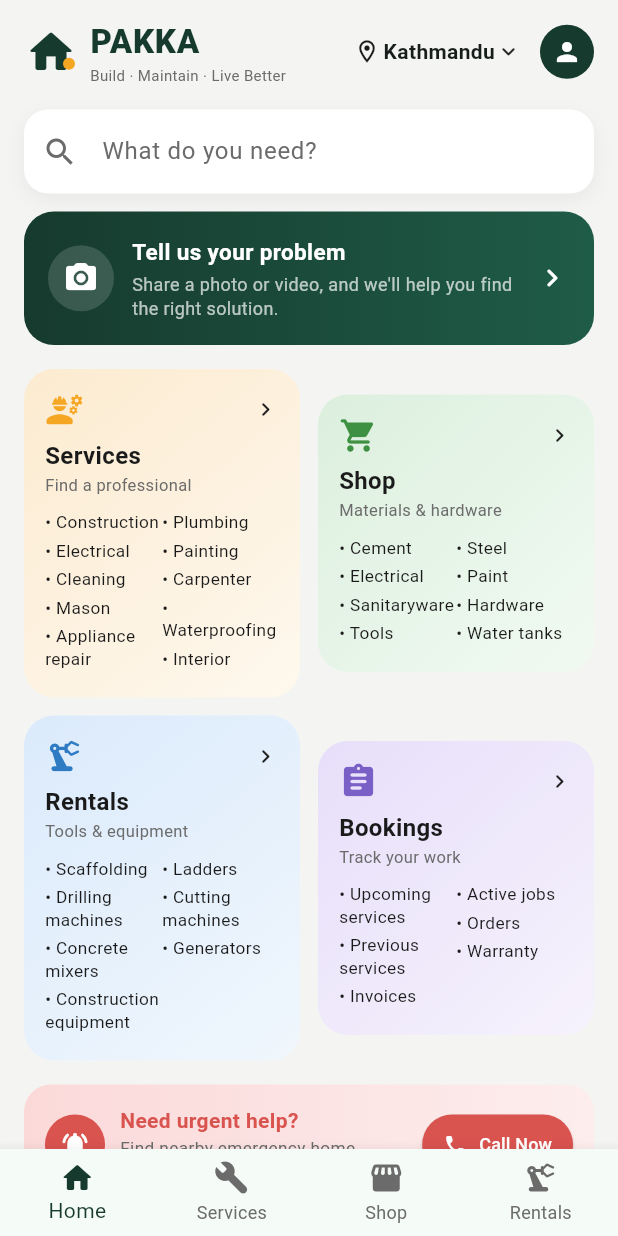
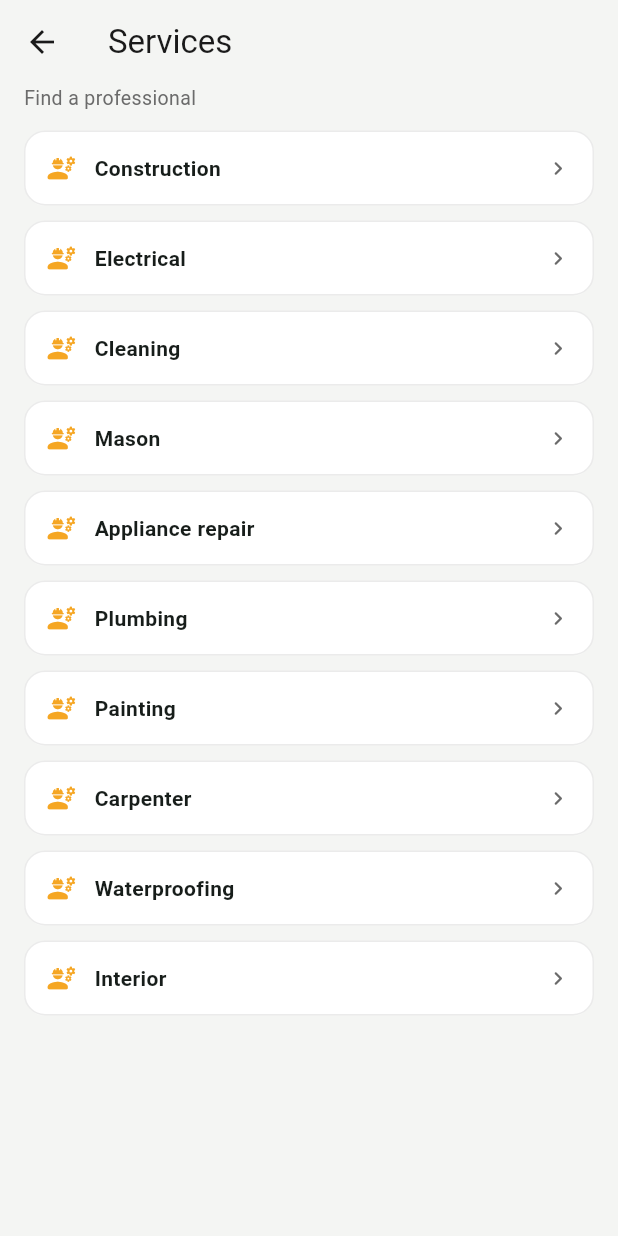
Before and after one commit to physioxapp1-sys/pakka-homes, a Flutter app: the screen it shows after launch, after a tap on "Services", on a phone screen of 412 x 824 dp. Run offline on Flutter 3.47's test engine with Material 3 defaults, Android fonts, the phone set to English and light mode, and no system bars.

Commit message:
Make dashboard cards navigate instead of using a bottom nav
Removes the bottom navigation bar; tapping the Services, Shop,
Rentals, or Bookings card now pushes a shared CategoryScreen listing
that card's items, with a back button to return home.

Co-Authored-By: Claude Sonnet 5 <noreply@anthropic.com>

```diff
--- /dev/null
+++ b/lib/screens/category_screen.dart
@@ -0,0 +1,77 @@
+import 'package:flutter/material.dart';
+
+import '../theme/app_colors.dart';
+
+class CategoryScreen extends StatelessWidget {
+  const CategoryScreen({
+    super.key,
+    required this.title,
+    required this.subtitle,
+    required this.icon,
+    required this.iconColor,
+    required this.items,
+  });
+
+  final String title;
+  final String subtitle;
+  final IconData icon;
+  final Color iconColor;
+  final List<String> items;
+
+  @override
+  Widget build(BuildContext context) {
+    return Scaffold(
+      backgroundColor: AppColors.background,
+      appBar: AppBar(
+        backgroundColor: AppColors.background,
+        elevation: 0,
+        foregroundColor: AppColors.textPrimary,
+        title: Text(title),
+      ),
+      body: Column(
+        crossAxisAlignment: CrossAxisAlignment.start,
+        children: [
+          Padding(
+            padding: const EdgeInsets.fromLTRB(16, 0, 16, 12),
+            child: Text(
+              subtitle,
+              style: const TextStyle(fontSize: 13, color: AppColors.textSecondary),
+            ),
+          ),
+          Expanded(
+            child: ListView.separated(
+              padding: const EdgeInsets.fromLTRB(16, 0, 16, 16),
+              itemCount: items.length,
+              separatorBuilder: (_, __) => const SizedBox(height: 10),
+              itemBuilder: (context, index) => InkWell(
+                borderRadius: BorderRadius.circular(14),
+                onTap: () {},
+                child: Container(
+                  padding: const EdgeInsets.all(14),
+                  decoration: BoxDecoration(
+                    color: Colors.white,
+                    borderRadius: BorderRadius.circular(14),
+                    border: Border.all(color: AppColors.cardBorder),
+                  ),
+                  child: Row(
+                    children: [
+                      Icon(icon, color: iconColor, size: 20),
+                      const SizedBox(width: 12),
+                      Expanded(
+                        child: Text(
+                          items[index],
+                          style: const TextStyle(fontSize: 14, fontWeight: FontWeight.w600),
+                        ),
+                      ),
+                      const Icon(Icons.chevron_right_rounded, color: AppColors.textSecondary, size: 18),
+                    ],
+                  ),
+                ),
+              ),
+            ),
+          ),
+        ],
+      ),
+    );
+  }
+}
--- a/lib/screens/home_screen.dart
+++ b/lib/screens/home_screen.dart
@@ -1,56 +1,16 @@
 import 'package:flutter/material.dart';
 
 import '../theme/app_colors.dart';
+import 'category_screen.dart';
 
-class HomeScreen extends StatefulWidget {
+class HomeScreen extends StatelessWidget {
   const HomeScreen({super.key});
 
   @override
-  State<HomeScreen> createState() => _HomeScreenState();
-}
-
-class _HomeScreenState extends State<HomeScreen> {
-  int _tabIndex = 0;
-
-  static const _tabs = ['Home', 'Services', 'Shop', 'Rentals'];
-  static const _tabIcons = [
-    Icons.home_rounded,
-    Icons.build_rounded,
-    Icons.storefront_rounded,
-    Icons.precision_manufacturing_rounded,
-  ];
-
-  @override
   Widget build(BuildContext context) {
-    return Scaffold(
+    return const Scaffold(
       backgroundColor: AppColors.background,
-      body: SafeArea(
-        child: _tabIndex == 0
-            ? const _HomeTab()
-            : Center(
-                child: Text(
-                  '${_tabs[_tabIndex]} — coming soon',
-                  style: const TextStyle(
-                    fontSize: 16,
-                    color: AppColors.textSecondary,
-                  ),
-                ),
-              ),
-      ),
-      bottomNavigationBar: BottomNavigationBar(
-        currentIndex: _tabIndex,
-        onTap: (index) => setState(() => _tabIndex = index),
-        selectedItemColor: AppColors.primary,
-        unselectedItemColor: AppColors.textSecondary,
-        type: BottomNavigationBarType.fixed,
-        items: List.generate(
-          _tabs.length,
-          (i) => BottomNavigationBarItem(
-            icon: Icon(_tabIcons[i]),
-            label: _tabs[i],
-          ),
-        ),
-      ),
+      body: SafeArea(child: _HomeTab()),
     );
   }
 }
@@ -258,14 +218,23 @@ class _ProblemBanner extends StatelessWidget {
 class _ServiceCardGrid extends StatelessWidget {
   const _ServiceCardGrid();
 
+  void _open(BuildContext context, _DashboardCard card) {
+    Navigator.of(context).push(
+      MaterialPageRoute(
+        builder: (_) => CategoryScreen(
+          title: card.title,
+          subtitle: card.subtitle,
+          icon: card.icon,
+          iconColor: card.iconColor,
+          items: [...card.columnA, ...card.columnB],
+        ),
+      ),
+    );
+  }
+
   @override
   Widget build(BuildContext context) {
-    return Column(
-      children: const [
-        Row(
-          children: [
-            Expanded(
-              child: _DashboardCard(
+    const services = _DashboardCard(
       icon: Icons.engineering_rounded,
       iconColor: AppColors.accentOrange,
       title: 'Services',
@@ -273,11 +242,8 @@ class _ServiceCardGrid extends StatelessWidget {
       gradient: AppColors.servicesGradient,
       columnA: ['Construction', 'Electrical', 'Cleaning', 'Mason', 'Appliance repair'],
       columnB: ['Plumbing', 'Painting', 'Carpenter', 'Waterproofing', 'Interior'],
-              ),
-            ),
-            SizedBox(width: 12),
-            Expanded(
-              child: _DashboardCard(
+    );
+    const shop = _DashboardCard(
       icon: Icons.shopping_cart_rounded,
       iconColor: Color(0xFF3E9142),
       title: 'Shop',
@@ -285,15 +251,8 @@ class _ServiceCardGrid extends StatelessWidget {
       gradient: AppColors.shopGradient,
       columnA: ['Cement', 'Electrical', 'Sanitaryware', 'Tools'],
       columnB: ['Steel', 'Paint', 'Hardware', 'Water tanks'],
-              ),
-            ),
-          ],
-        ),
-        SizedBox(height: 12),
-        Row(
-          children: [
-            Expanded(
-              child: _DashboardCard(
+    );
+    const rentals = _DashboardCard(
       icon: Icons.precision_manufacturing_rounded,
       iconColor: Color(0xFF2E7BC4),
       title: 'Rentals',
@@ -301,11 +260,8 @@ class _ServiceCardGrid extends StatelessWidget {
       gradient: AppColors.rentalsGradient,
       columnA: ['Scaffolding', 'Drilling machines', 'Concrete mixers', 'Construction equipment'],
       columnB: ['Ladders', 'Cutting machines', 'Generators'],
-              ),
-            ),
-            SizedBox(width: 12),
-            Expanded(
-              child: _DashboardCard(
+    );
+    const bookings = _DashboardCard(
       icon: Icons.assignment_rounded,
       iconColor: Color(0xFF7A5FC7),
       title: 'Bookings',
@@ -313,6 +269,45 @@ class _ServiceCardGrid extends StatelessWidget {
       gradient: AppColors.bookingsGradient,
       columnA: ['Upcoming services', 'Previous services', 'Invoices'],
       columnB: ['Active jobs', 'Orders', 'Warranty'],
+    );
+
+    return Column(
+      children: [
+        Row(
+          children: [
+            Expanded(
+              child: InkWell(
+                borderRadius: BorderRadius.circular(20),
+                onTap: () => _open(context, services),
+                child: services,
+              ),
+            ),
+            const SizedBox(width: 12),
+            Expanded(
+              child: InkWell(
+                borderRadius: BorderRadius.circular(20),
+                onTap: () => _open(context, shop),
+                child: shop,
+              ),
+            ),
+          ],
+        ),
+        const SizedBox(height: 12),
+        Row(
+          children: [
+            Expanded(
+              child: InkWell(
+                borderRadius: BorderRadius.circular(20),
+                onTap: () => _open(context, rentals),
+                child: rentals,
+              ),
+            ),
+            const SizedBox(width: 12),
+            Expanded(
+              child: InkWell(
+                borderRadius: BorderRadius.circular(20),
+                onTap: () => _open(context, bookings),
+                child: bookings,
               ),
             ),
           ],
@@ -343,10 +338,7 @@ class _DashboardCard extends StatelessWidget {
 
   @override
   Widget build(BuildContext context) {
-    return InkWell(
-      borderRadius: BorderRadius.circular(20),
-      onTap: () {},
-      child: Container(
+    return Container(
       padding: const EdgeInsets.all(14),
       decoration: BoxDecoration(
         gradient: LinearGradient(
@@ -388,7 +380,6 @@ class _DashboardCard extends StatelessWidget {
             ],
           ),
         ],
-        ),
       ),
     );
   }
```
Lines whose indentation alone changed are shown as unchanged.
